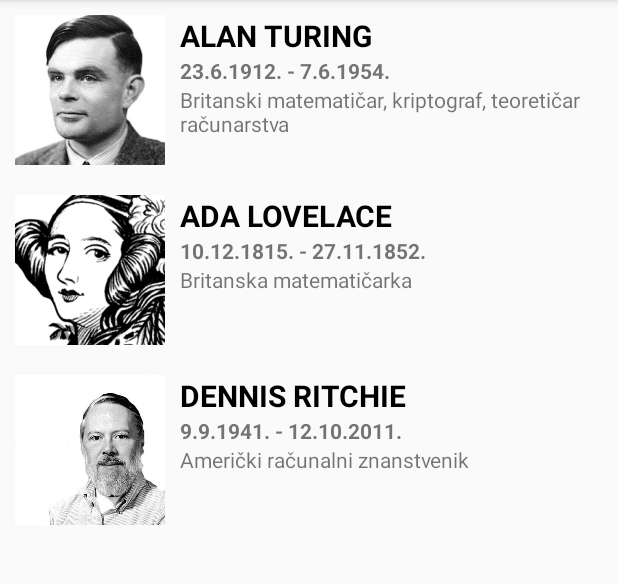
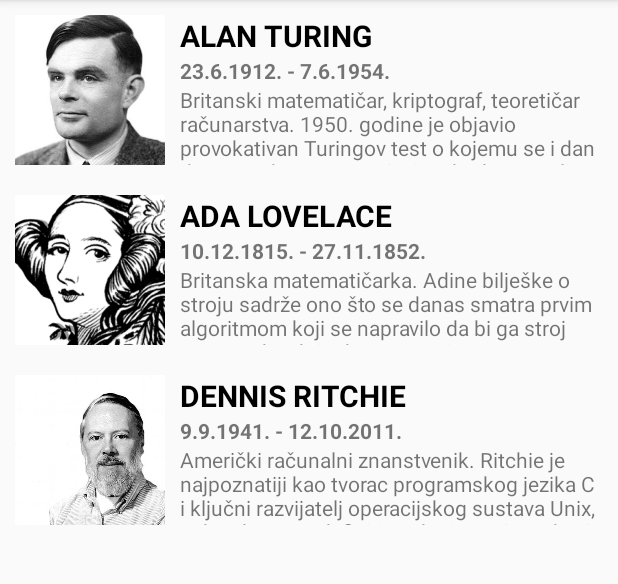
Before and after one commit to IvPris/Inspired, an Android app: the screen it shows after launch (MainActivity), on a phone screen of 412 x 824 dp, the part 84-668 px from its top. Run offline under Robolectric (Android 15) with nearby library versions, the phone set to English and light mode, and no system bars; our stand-ins replace ButterKnife.

Commit message:
Add scroll

```diff
--- a/app/src/main/java/hr/ferit/ivana/inspired/MainActivity.java
+++ b/app/src/main/java/hr/ferit/ivana/inspired/MainActivity.java
@@ -2,6 +2,7 @@ package hr.ferit.ivana.inspired;
 
 import android.app.Activity;
 import android.os.Bundle;
+import android.text.method.ScrollingMovementMethod;
 import android.view.View;
 import android.widget.ImageView;
 import android.widget.TextView;
@@ -36,25 +37,29 @@ public class MainActivity extends Activity {
 
         ButterKnife.bind(this);
 
+        about1.setMovementMethod(new ScrollingMovementMethod());
+        about2.setMovementMethod(new ScrollingMovementMethod());
+        about3.setMovementMethod(new ScrollingMovementMethod());
+
         InspiringPerson Turing = new InspiringPerson();
         Turing.setName("Alan Turing");
         Turing.setBirth("23.6.1912.");
         Turing.setDeath("7.6.1954.");
-        Turing.setAbout("Britanski matematičar, kriptograf, teoretičar računarstva");
+        Turing.setAbout("Britanski matematičar, kriptograf, teoretičar računarstva. 1950. godine je objavio provokativan Turingov test o kojemu se i dan danas vode rasprave. On je također izmislio Turingov stroj i po njemu je Turingova nagrada dobila ime.");
         Turing.setPhoto(R.drawable.alanturing);
 
         InspiringPerson Lovelace = new InspiringPerson();
         Lovelace.setName("Ada Lovelace");
         Lovelace.setBirth("10.12.1815.");
         Lovelace.setDeath("27.11.1852.");
-        Lovelace.setAbout("Britanska matematičarka");
+        Lovelace.setAbout("Britanska matematičarka. Adine bilješke o stroju sadrže ono što se danas smatra prvim algoritmom koji se napravilo da bi ga stroj mogao obraditi. Zbog ovoga ju se smatra prvom računalnom programerkom.");
         Lovelace.setPhoto(R.drawable.adalovelace);
 
         InspiringPerson Ritchie = new InspiringPerson();
         Ritchie.setName("Dennis Ritchie");
         Ritchie.setBirth("9.9.1941.");
         Ritchie.setDeath("12.10.2011.");
-        Ritchie.setAbout("Američki računalni znanstvenik");
+        Ritchie.setAbout("Američki računalni znanstvenik. Ritchie je najpoznatiji kao tvorac programskog jezika C i ključni razvijatelj operacijskog sustava Unix, te kao koautor definitivne knjige o C-u, The C Programming Language.");
         Ritchie.setPhoto(R.drawable.dennisritchie);
 
         showData(Turing, Lovelace, Ritchie);
--- a/app/src/main/res/layout/activity_main.xml
+++ b/app/src/main/res/layout/activity_main.xml
@@ -1,4 +1,7 @@
 <?xml version="1.0" encoding="utf-8"?>
+<ScrollView android:layout_width="fill_parent"
+    android:layout_height="fill_parent"
+    xmlns:android="http://schemas.android.com/apk/res/android">
 <RelativeLayout xmlns:android="http://schemas.android.com/apk/res/android"
     android:layout_width="match_parent"
     android:layout_height="match_parent">
@@ -31,7 +34,9 @@
         android:layout_width="match_parent"
         android:layout_height="wrap_content"
         android:layout_toEndOf="@id/photo1"
-        android:layout_below="@id/birth1"/>
+        android:layout_below="@id/birth1"
+        android:layout_alignBottom="@id/photo1"
+        android:scrollbars = "vertical"/>
 
 
     <ImageView
@@ -63,7 +68,9 @@
         android:layout_width="match_parent"
         android:layout_height="wrap_content"
         android:layout_toEndOf="@id/photo2"
-        android:layout_below="@id/birth2"/>
+        android:layout_below="@id/birth2"
+        android:layout_alignBottom="@id/photo2"
+        android:scrollbars = "vertical"/>
 
 
     <ImageView
@@ -95,5 +102,8 @@
         android:layout_width="match_parent"
         android:layout_height="wrap_content"
         android:layout_toEndOf="@id/photo3"
-        android:layout_below="@id/birth3"/>
+        android:layout_below="@id/birth3"
+        android:layout_alignBottom="@id/photo3"
+        android:scrollbars = "vertical"/>
 </RelativeLayout>
+</ScrollView>
```
